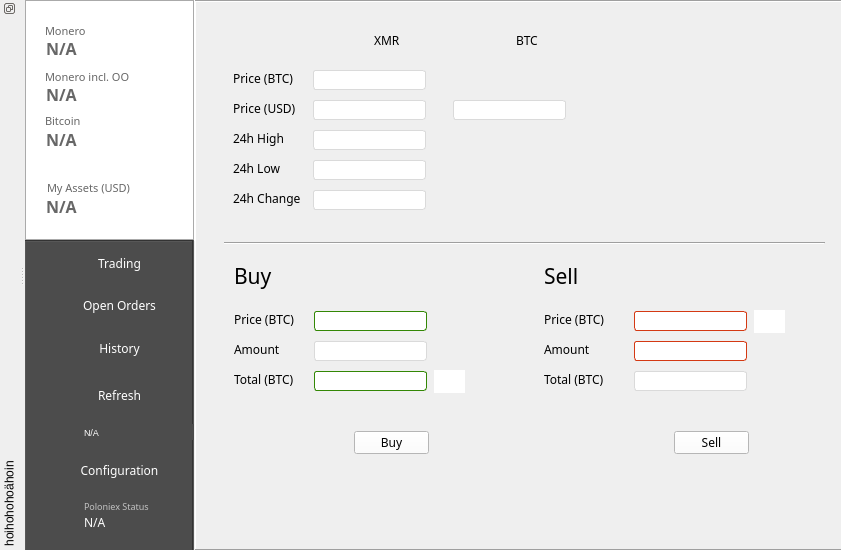
swalecko/PoloniexTradeGUI, file mainwindow.ui: the form before one commit.
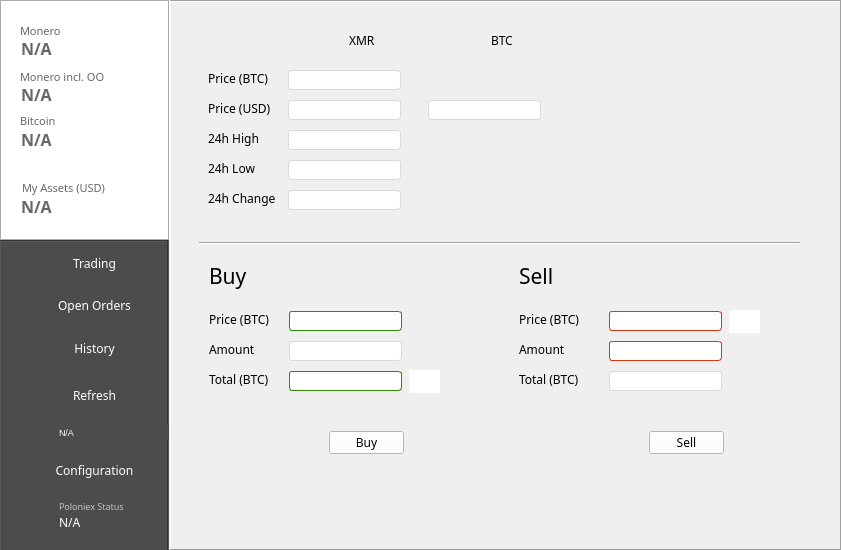
The form after the commit. The open tabs and pages were chosen to show the change. Icons and pictures are not drawn.

```diff
--- a/mainwindow.ui
+++ b/mainwindow.ui
@@ -4184,21 +4184,6 @@
    <zorder>frame</zorder>
    <zorder>stackedWidget</zorder>
   </widget>
-  <widget class="QDockWidget" name="dockWidget">
-   <property name="floating">
-    <bool>true</bool>
-   </property>
-   <property name="features">
-    <set>QDockWidget::DockWidgetFloatable|QDockWidget::DockWidgetVerticalTitleBar</set>
-   </property>
-   <property name="windowTitle">
-    <string>hoihohohoähoin</string>
-   </property>
-   <attribute name="dockWidgetArea">
-    <number>1</number>
-   </attribute>
-   <widget class="QWidget" name="dockWidgetContents"/>
-  </widget>
  </widget>
  <layoutdefault spacing="6" margin="11"/>
  <resources/>
```
Left out of the diff: 32 changed lines with no effect on the pictures.
